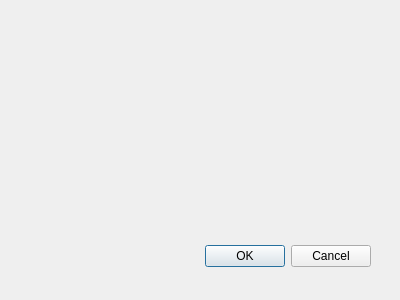
The window that src/plugins/FFprobeExtpid/ffprobeextpiddialog.ui (karakirimu/AutoBatchTools) describes before a commit, drawn with Qt 5.
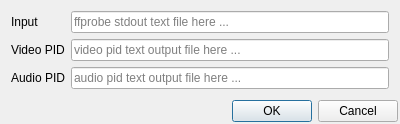
The same window after the commit.

The edit to the form file:
```diff
--- a/src/plugins/FFprobeExtpid/ffprobeextpiddialog.ui
+++ b/src/plugins/FFprobeExtpid/ffprobeextpiddialog.ui
@@ -9,28 +9,93 @@
     <x>0</x>
     <y>0</y>
     <width>400</width>
-    <height>300</height>
+    <height>122</height>
    </rect>
   </property>
   <property name="windowTitle">
    <string>Dialog</string>
   </property>
-  <widget name="buttonBox" class="QDialogButtonBox">
-   <property name="geometry">
-    <rect>
-     <x>30</x>
-     <y>240</y>
-     <width>341</width>
-     <height>32</height>
-    </rect>
+  <layout class="QVBoxLayout" name="verticalLayout">
+   <property name="spacing">
+    <number>2</number>
    </property>
-   <property name="orientation">
-    <enum>Qt::Horizontal</enum>
+   <property name="leftMargin">
+    <number>2</number>
    </property>
-   <property name="standardButtons">
-    <set>QDialogButtonBox::Cancel|QDialogButtonBox::Ok</set>
+   <property name="topMargin">
+    <number>2</number>
    </property>
-  </widget>
+   <property name="rightMargin">
+    <number>2</number>
+   </property>
+   <property name="bottomMargin">
+    <number>2</number>
+   </property>
+   <item>
+    <widget class="QFrame" name="frame">
+     <property name="frameShape">
+      <enum>QFrame::NoFrame</enum>
+     </property>
+     <property name="frameShadow">
+      <enum>QFrame::Raised</enum>
+     </property>
+     <layout class="QGridLayout" name="gridLayout">
+      <item row="1" column="0">
+       <widget class="QLabel" name="label_2">
+        <property name="text">
+         <string>Video PID</string>
+        </property>
+       </widget>
+      </item>
+      <item row="0" column="0">
+       <widget class="QLabel" name="label">
+        <property name="text">
+         <string>Input</string>
+        </property>
+       </widget>
+      </item>
+      <item row="2" column="0">
+       <widget class="QLabel" name="label_3">
+        <property name="text">
+         <string>Audio PID</string>
+        </property>
+       </widget>
+      </item>
+      <item row="0" column="2">
+       <widget class="QLineEdit" name="input">
+        <property name="placeholderText">
+         <string>ffprobe stdout text file here ...</string>
+        </property>
+       </widget>
+      </item>
+      <item row="1" column="2">
+       <widget class="QLineEdit" name="out_videopid">
+        <property name="placeholderText">
+         <string>video pid text output file here ...</string>
+        </property>
+       </widget>
+      </item>
+      <item row="2" column="2">
+       <widget class="QLineEdit" name="out_audiopid">
+        <property name="placeholderText">
+         <string>audio pid text output file here ...</string>
+        </property>
+       </widget>
+      </item>
+     </layout>
+    </widget>
+   </item>
+   <item>
+    <widget class="QDialogButtonBox" name="buttonBox">
+     <property name="orientation">
+      <enum>Qt::Horizontal</enum>
+     </property>
+     <property name="standardButtons">
+      <set>QDialogButtonBox::Cancel|QDialogButtonBox::Ok</set>
+     </property>
+    </widget>
+   </item>
+  </layout>
  </widget>
  <pixmapfunction/>
  <resources/>
```
Left out of the diff: 13 changed lines with no effect on the pictures.
